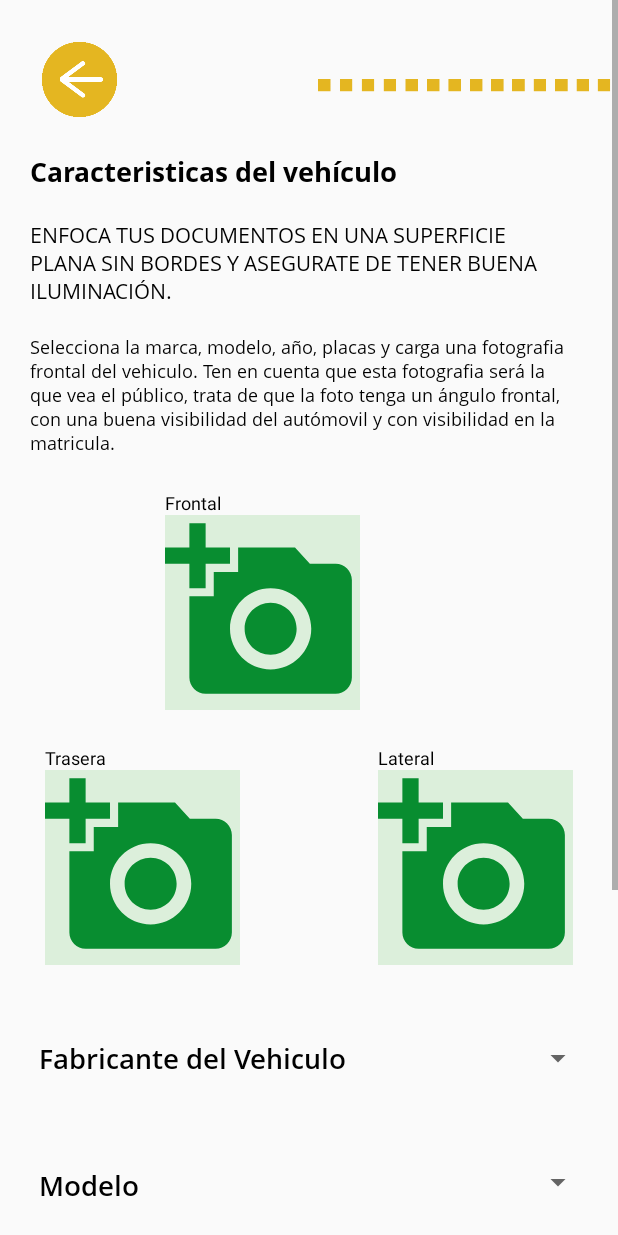
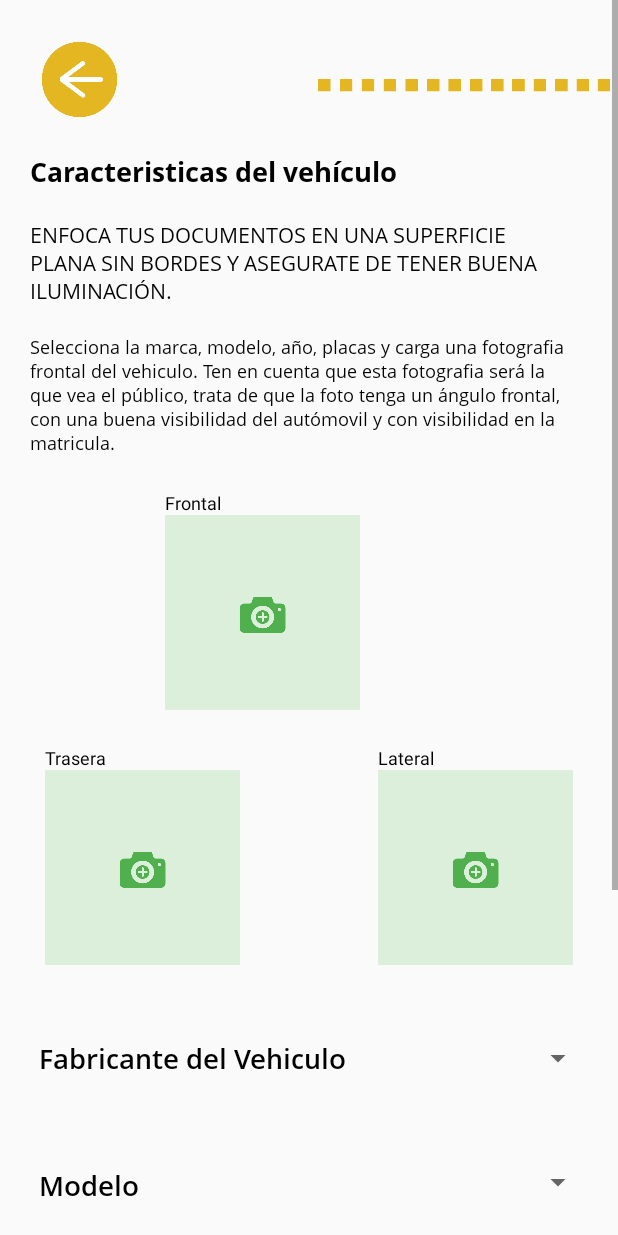
Before and after one commit to tutumAlejandro/TutumConductorV2, an Android app: the MainCapturaCaracteristicas screen opened directly, with no data from a screen before it, on a phone screen of 412 x 824 dp. Run offline under Robolectric (Android 15) with nearby library versions, the light colour scheme and no system bars.

Commit message:
Actualizacion 25-05-2021

```diff
--- a/app/src/main/res/layout/activity_main_captura_caracteristicas.xml
+++ b/app/src/main/res/layout/activity_main_captura_caracteristicas.xml
@@ -88,11 +88,10 @@
                     android:layout_height="@dimen/heigth_img_camara"
                     android:layout_marginStart="@dimen/margin_img_camara_border_one"
                     android:layout_marginTop="@dimen/margin_img_camra_top"
-                    android:background="@color/fondo_captura_img"
                     android:contentDescription="@string/imagenes"
                     app:layout_constraintStart_toStartOf="parent"
                     app:layout_constraintTop_toTopOf="parent"
-                    app:srcCompat="@drawable/ic_baseline_add_a_photo_24" />
+                    app:srcCompat="@drawable/img_camara_tutum" />
 
                 <ImageView
                     android:id="@+id/btn_caracteristicas_trasera"
@@ -100,11 +99,10 @@
                     android:layout_height="@dimen/heigth_img_camara"
                     android:layout_marginStart="@dimen/margin_img_camara_border"
                     android:layout_marginTop="@dimen/margin_img_camra_top"
-                    android:background="@color/fondo_captura_img"
                     android:contentDescription="@string/imagenes"
                     app:layout_constraintStart_toStartOf="parent"
                     app:layout_constraintTop_toBottomOf="@+id/btn_caracteristicas_frontal"
-                    app:srcCompat="@drawable/ic_baseline_add_a_photo_24" />
+                    app:srcCompat="@drawable/img_camara_tutum" />
 
                 <ImageView
                     android:id="@+id/btn_caracteristicas_lateral"
@@ -112,10 +110,9 @@
                     android:layout_height="@dimen/heigth_img_camara"
                     android:layout_marginTop="@dimen/margin_img_camra_top"
                     android:layout_marginEnd="@dimen/margin_img_camara_border"
-                    android:background="@color/fondo_captura_img"
                     app:layout_constraintEnd_toEndOf="parent"
                     app:layout_constraintTop_toBottomOf="@+id/btn_caracteristicas_frontal"
-                    app:srcCompat="@drawable/ic_baseline_add_a_photo_24" />
+                    app:srcCompat="@drawable/img_camara_tutum" />
 
                 <TextView
                     android:id="@+id/txt_frontal_caracteristicas"
--- a/app/src/main/res/layout/activity_main_captura_licencia.xml
+++ b/app/src/main/res/layout/activity_main_captura_licencia.xml
@@ -127,11 +127,10 @@
                     android:layout_height="@dimen/heigth_img_camara"
                     android:layout_marginStart="@dimen/margin_img_camara_border"
                     android:layout_marginTop="@dimen/margin_img_camra_top"
-                    android:background="@color/fondo_captura_img"
                     android:contentDescription="@string/imagenes"
                     app:layout_constraintStart_toStartOf="parent"
                     app:layout_constraintTop_toTopOf="parent"
-                    app:srcCompat="@drawable/ic_baseline_add_a_photo_24" />
+                    app:srcCompat="@drawable/img_camara_tutum" />
 
                 <ImageView
                     android:id="@+id/btn_reverso_licencia"
@@ -139,11 +138,10 @@
                     android:layout_height="@dimen/heigth_img_camara"
                     android:layout_marginTop="@dimen/margin_img_camra_top"
                     android:layout_marginEnd="@dimen/margin_img_camara_border"
-                    android:background="@color/fondo_captura_img"
                     android:contentDescription="@string/imagenes"
                     app:layout_constraintEnd_toEndOf="parent"
                     app:layout_constraintTop_toTopOf="parent"
-                    app:srcCompat="@drawable/ic_baseline_add_a_photo_24" />
+                    app:srcCompat="@drawable/img_camara_tutum" />
 
                 <TextView
                     android:id="@+id/txt_frontal_licencia"
--- a/app/src/main/res/layout/activity_main_captura_poliza.xml
+++ b/app/src/main/res/layout/activity_main_captura_poliza.xml
@@ -90,10 +90,9 @@
                     android:layout_height="@dimen/heigth_img_camara"
                     android:layout_marginStart="@dimen/margin_img_camara_border_one"
                     android:layout_marginTop="@dimen/margin_img_camra_top"
-                    android:background="@color/fondo_captura_img"
                     app:layout_constraintStart_toStartOf="parent"
                     app:layout_constraintTop_toTopOf="parent"
-                    app:srcCompat="@drawable/ic_baseline_add_a_photo_24" />
+                    app:srcCompat="@drawable/img_camara_tutum" />
 
                 <TextView
                     android:id="@+id/txt_frontal_licencia"
--- a/app/src/main/res/layout/activity_main_captura_tarjeta_circulacion.xml
+++ b/app/src/main/res/layout/activity_main_captura_tarjeta_circulacion.xml
@@ -91,10 +91,9 @@
                     android:layout_height="@dimen/heigth_img_camara"
                     android:layout_marginStart="@dimen/margin_img_camara_border_one"
                     android:layout_marginTop="@dimen/margin_img_camra_top"
-                    android:background="@color/fondo_captura_img"
                     app:layout_constraintStart_toStartOf="parent"
                     app:layout_constraintTop_toTopOf="parent"
-                    app:srcCompat="@drawable/ic_baseline_add_a_photo_24" />
+                    app:srcCompat="@drawable/img_camara_tutum" />
 
                 <TextView
                     android:id="@+id/txt_frontal_licencia"
--- a/app/src/main/res/layout/activity_main_captura_tarjeton.xml
+++ b/app/src/main/res/layout/activity_main_captura_tarjeton.xml
@@ -121,10 +121,9 @@
                     android:layout_height="@dimen/heigth_img_camara"
                     android:layout_marginStart="@dimen/margin_img_camara_border_one"
                     android:layout_marginTop="@dimen/margin_img_camra_top"
-                    android:background="@color/fondo_captura_img"
                     app:layout_constraintStart_toStartOf="parent"
                     app:layout_constraintTop_toTopOf="parent"
-                    app:srcCompat="@drawable/ic_baseline_add_a_photo_24" />
+                    app:srcCompat="@drawable/img_camara_tutum" />
 
                 <TextView
                     android:id="@+id/txt_frontal_licencia"
```
